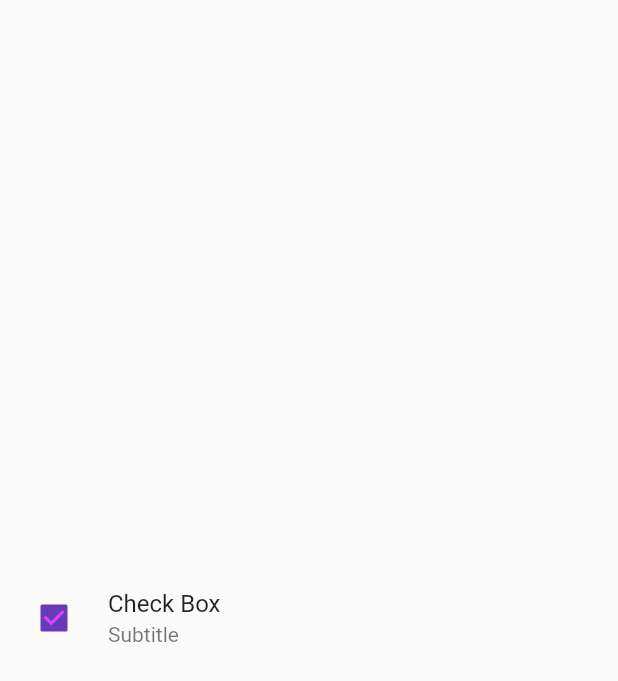
After one commit to r3nyah/10_Flutter_UsefulWidget, a Flutter app: the screen it shows after launch, after a tap on "Check Box", on a phone screen of 412 x 824 dp. The commit adds this screen. Shown: the top 681 px of the screen. Run offline on Flutter 3.47's test engine with Material 2 defaults, Android fonts, the phone set to English and light mode, and no system bars.

Commit message:
ZeroThree

```diff
--- /dev/null
+++ b/lib/Src/Three.dart
@@ -0,0 +1,36 @@
+import 'package:flutter/material.dart';
+
+class Three extends StatefulWidget {
+  const Three({super.key});
+
+  @override
+  State<Three> createState() => _ThreeState();
+}
+
+class _ThreeState extends State<Three> {
+  bool isChecked = false;
+
+  @override
+  Widget build(BuildContext context) {
+    return Scaffold(
+      body: Theme(
+        data: Theme.of(context).copyWith(unselectedWidgetColor: Colors.purple),
+        child: Center(
+          child: CheckboxListTile(
+            title: Text('Check Box'),
+            subtitle: Text('Subtitle'),
+            controlAffinity: ListTileControlAffinity.leading,
+            value: isChecked,
+            onChanged: (value) {
+              setState(() {
+                isChecked = value!;
+              });
+            },
+            activeColor: Colors.deepPurple,
+            checkColor: Colors.purpleAccent,
+          ),
+        ),
+      ),
+    );
+  }
+}
--- a/lib/main.dart
+++ b/lib/main.dart
@@ -1,6 +1,7 @@
 import 'package:flutter/material.dart';
 import 'Src/One.dart';
 import 'Src/Two.dart';
+import 'Src/Three.dart';
 
 void main() {
   runApp(const MyApp());
@@ -14,10 +15,11 @@ class MyApp extends StatelessWidget {
   Widget build(BuildContext context) {
     return MaterialApp(
       title: 'Flutter Demo',
+      debugShowCheckedModeBanner: false,
       theme: ThemeData(
         primarySwatch: Colors.deepPurple,
       ),
-      home: Two(),
+      home: Three(),
     );
   }
 }
```
Also changed, not shown: analysis_options.yaml (added, +29 -0 lines), pubspec.lock (added), 4 other files.
